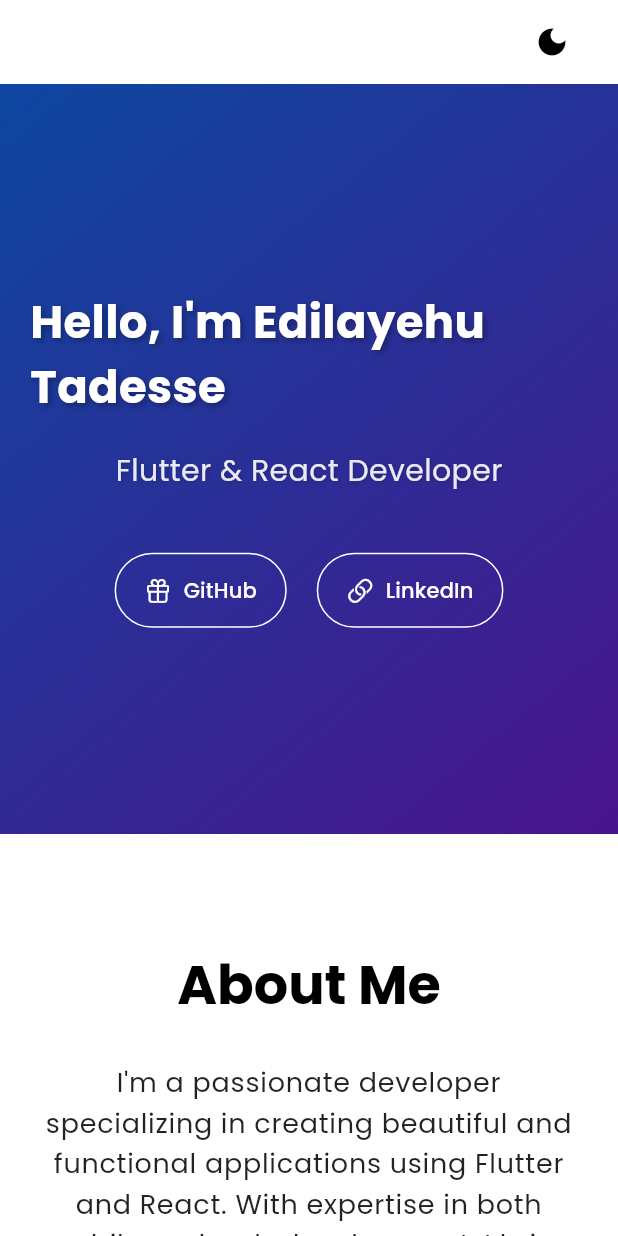
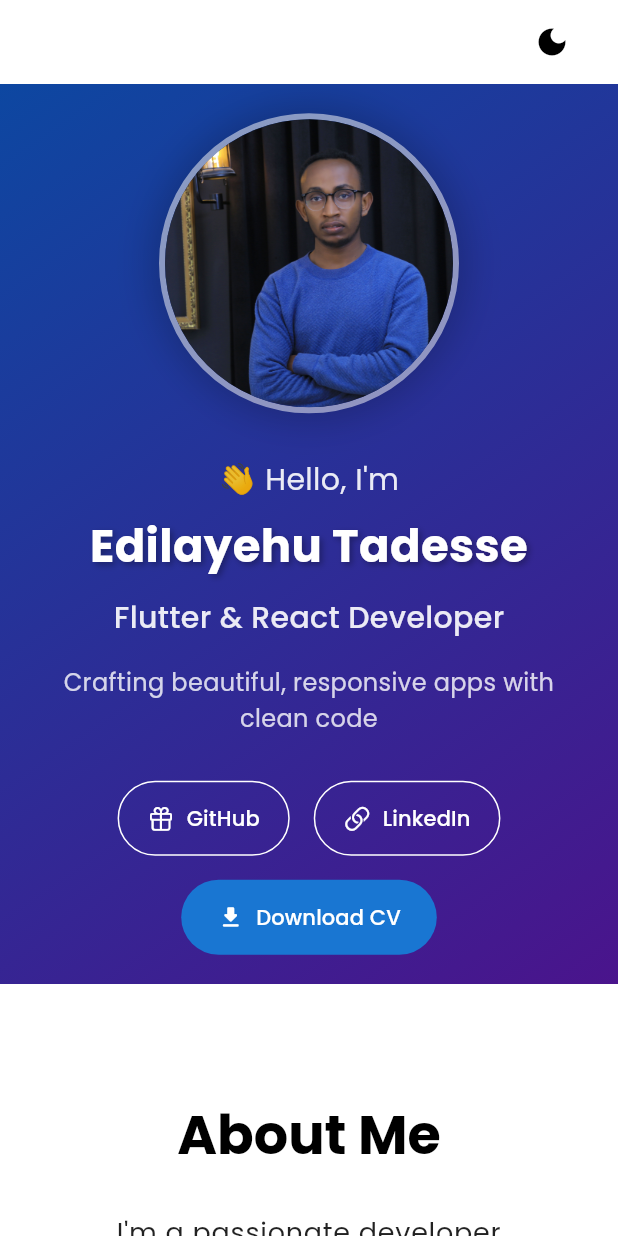
Before and after one commit to Edil-Ayehu/pro-portfolio, a Flutter app: the screen it shows after launch, on a phone screen of 412 x 824 dp. Run offline on Flutter 3.47's test engine with Material 3 defaults, Android fonts, the phone set to English and light mode, and no system bars; our stand-ins replace firebase_core, get, get_storage, google_fonts; accounts and stored records are empty.

Commit message:
home screen

```diff
--- a/lib/views/screens/home_screen.dart
+++ b/lib/views/screens/home_screen.dart
@@ -46,7 +46,7 @@ class HomeScreen extends GetView<ThemeController> {
 
     return GetX<ThemeController>(
       builder: (controller) => Container(
-        height: isMobile ? 500 : 700,
+        height: isMobile ? 600 : 700,
         width: double.infinity,
         decoration: BoxDecoration(
           gradient: LinearGradient(
@@ -54,8 +54,8 @@ class HomeScreen extends GetView<ThemeController> {
             end: Alignment.bottomRight,
             colors: controller.isDarkMode
                 ? [
-                    const Color(0xFF1A237E), // Darker blue
-                    const Color(0xFF4A148C), // Darker purple
+                    const Color(0xFF1A237E),
+                    const Color(0xFF4A148C),
                   ]
                 : [
                     Colors.blue.shade900,
@@ -66,13 +66,116 @@ class HomeScreen extends GetView<ThemeController> {
         child: Center(
           child: Padding(
             padding: EdgeInsets.symmetric(horizontal: isMobile ? 20 : 100),
+            child: isMobile
+                ? _buildMobileHeader(controller.isDarkMode)
+                : _buildDesktopHeader(controller.isDarkMode),
+          ),
+        ),
+      ),
+    );
+  }
+
+  Widget _buildDesktopHeader(bool isDarkMode) {
+    return Row(
+      mainAxisAlignment: MainAxisAlignment.spaceBetween,
+      crossAxisAlignment: CrossAxisAlignment.center,
+      children: [
+        Expanded(
+          flex: 3,
           child: Column(
             mainAxisAlignment: MainAxisAlignment.center,
+            crossAxisAlignment: CrossAxisAlignment.start,
             children: [
               Text(
-                  "Hello, I'm Edilayehu Tadesse",
+                "👋 Hello, I'm",
                 style: GoogleFonts.poppins(
-                    fontSize: isMobile ? 30 : 48,
+                  fontSize: 24,
+                  color: Colors.white.withOpacity(0.9),
+                ),
+              ),
+              const SizedBox(height: 8),
+              Text(
+                "Edilayehu Tadesse",
+                style: GoogleFonts.poppins(
+                  fontSize: 48,
+                  fontWeight: FontWeight.bold,
+                  color: Colors.white,
+                  height: 1.2,
+                  shadows: [
+                    Shadow(
+                      color: Colors.black.withOpacity(0.3),
+                      offset: const Offset(2, 2),
+                      blurRadius: 5,
+                    ),
+                  ],
+                ),
+              ),
+              const SizedBox(height: 16),
+              Text(
+                "Flutter & React Developer",
+                style: GoogleFonts.poppins(
+                  fontSize: 32,
+                  color: Colors.white.withOpacity(0.9),
+                  fontWeight: FontWeight.w500,
+                ),
+              ),
+              const SizedBox(height: 20),
+              Text(
+                "Crafting beautiful, responsive, and user-friendly applications\nwith a passion for clean code and innovative solutions.",
+                style: GoogleFonts.poppins(
+                  fontSize: 18,
+                  color: Colors.white.withOpacity(0.8),
+                  height: 1.5,
+                ),
+              ),
+              const SizedBox(height: 40),
+              Row(
+                children: [
+                  _buildSocialButton(
+                    CupertinoIcons.gift,
+                    "GitHub",
+                    isDarkMode,
+                  ),
+                  const SizedBox(width: 20),
+                  _buildSocialButton(
+                    CupertinoIcons.link,
+                    "LinkedIn",
+                    isDarkMode,
+                  ),
+                  const SizedBox(width: 20),
+                  _buildResumeButton(isDarkMode),
+                ],
+              ),
+            ],
+          ),
+        ),
+        const SizedBox(width: 60),
+        Expanded(
+          flex: 2,
+          child: _buildProfileImage(),
+        ),
+      ],
+    );
+  }
+
+  Widget _buildMobileHeader(bool isDarkMode) {
+    return Column(
+      mainAxisAlignment: MainAxisAlignment.center,
+      children: [
+        _buildProfileImage(size: 200),
+        const SizedBox(height: 30),
+        Text(
+          "👋 Hello, I'm",
+          style: GoogleFonts.poppins(
+            fontSize: 20,
+            color: Colors.white.withOpacity(0.9),
+          ),
+        ),
+        const SizedBox(height: 8),
+        Text(
+          "Edilayehu Tadesse",
+          style: GoogleFonts.poppins(
+            fontSize: 30,
             fontWeight: FontWeight.bold,
             color: Colors.white,
             shadows: [
@@ -83,42 +186,100 @@ class HomeScreen extends GetView<ThemeController> {
               ),
             ],
           ),
+          textAlign: TextAlign.center,
         ),
-                const SizedBox(height: 20),
+        const SizedBox(height: 12),
         Text(
           "Flutter & React Developer",
           style: GoogleFonts.poppins(
-                    fontSize: isMobile ? 20 : 32,
+            fontSize: 20,
             color: Colors.white.withOpacity(0.9),
-                    shadows: [
-                      Shadow(
-                        color: Colors.black.withOpacity(0.2),
-                        offset: const Offset(1, 1),
-                        blurRadius: 3,
-                      ),
-                    ],
+            fontWeight: FontWeight.w500,
           ),
         ),
-                const SizedBox(height: 40),
+        const SizedBox(height: 16),
+        Text(
+          "Crafting beautiful, responsive apps with clean code",
+          style: GoogleFonts.poppins(
+            fontSize: 16,
+            color: Colors.white.withOpacity(0.8),
+            height: 1.5,
+          ),
+          textAlign: TextAlign.center,
+        ),
+        const SizedBox(height: 30),
         Row(
           mainAxisAlignment: MainAxisAlignment.center,
           children: [
             _buildSocialButton(
               CupertinoIcons.gift,
               "GitHub",
-                      controller.isDarkMode,
+              isDarkMode,
             ),
-                    const SizedBox(width: 20),
+            const SizedBox(width: 16),
             _buildSocialButton(
               CupertinoIcons.link,
               "LinkedIn",
-                      controller.isDarkMode,
+              isDarkMode,
             ),
           ],
         ),
+        const SizedBox(height: 16),
+        _buildResumeButton(isDarkMode),
+      ],
+    );
+  }
+
+  Widget _buildProfileImage({double? size}) {
+    return Container(
+      width: size ?? 400,
+      height: size ?? 400,
+      decoration: BoxDecoration(
+        shape: BoxShape.circle,
+        border: Border.all(
+          color: Colors.white.withOpacity(0.5),
+          width: 4,
+        ),
+        boxShadow: [
+          BoxShadow(
+            color: Colors.black.withOpacity(0.2),
+            blurRadius: 20,
+            spreadRadius: 5,
+          ),
         ],
       ),
+      child: ClipOval(
+        child: Image.asset(
+          'assets/images/ed.JPG',
+          fit: BoxFit.cover,
         ),
+      ),
+    );
+  }
+
+  Widget _buildResumeButton(bool isDarkMode) {
+    return ElevatedButton.icon(
+      onPressed: () {
+        // Add resume download or view logic
+      },
+      icon: const Icon(
+        Icons.download_rounded,
+        color: Colors.white,
+      ),
+      label: Text(
+        "Download CV",
+        style: GoogleFonts.poppins(
+          color: Colors.white,
+          fontWeight: FontWeight.w500,
+        ),
+      ),
+      style: ElevatedButton.styleFrom(
+        backgroundColor: Colors.blue[700],
+        padding: const EdgeInsets.symmetric(horizontal: 24, vertical: 15),
+        elevation: 0,
+      ).copyWith(
+        overlayColor: MaterialStateProperty.all(
+          Colors.white.withOpacity(0.1),
         ),
       ),
     );
--- a/pubspec.yaml
+++ b/pubspec.yaml
@@ -63,8 +63,8 @@ flutter:
   uses-material-design: true
 
   # To add assets to your application, add an assets section, like this:
-  # assets:
-  #   - images/a_dot_burr.jpeg
+  assets:
+    - assets/images/
   #   - images/a_dot_ham.jpeg
 
   # An image asset can refer to one or more resolution-specific "variants", see
```
Also changed, not shown: assets/images/ed.JPG (added). Lines whose indentation alone changed are shown as unchanged.
